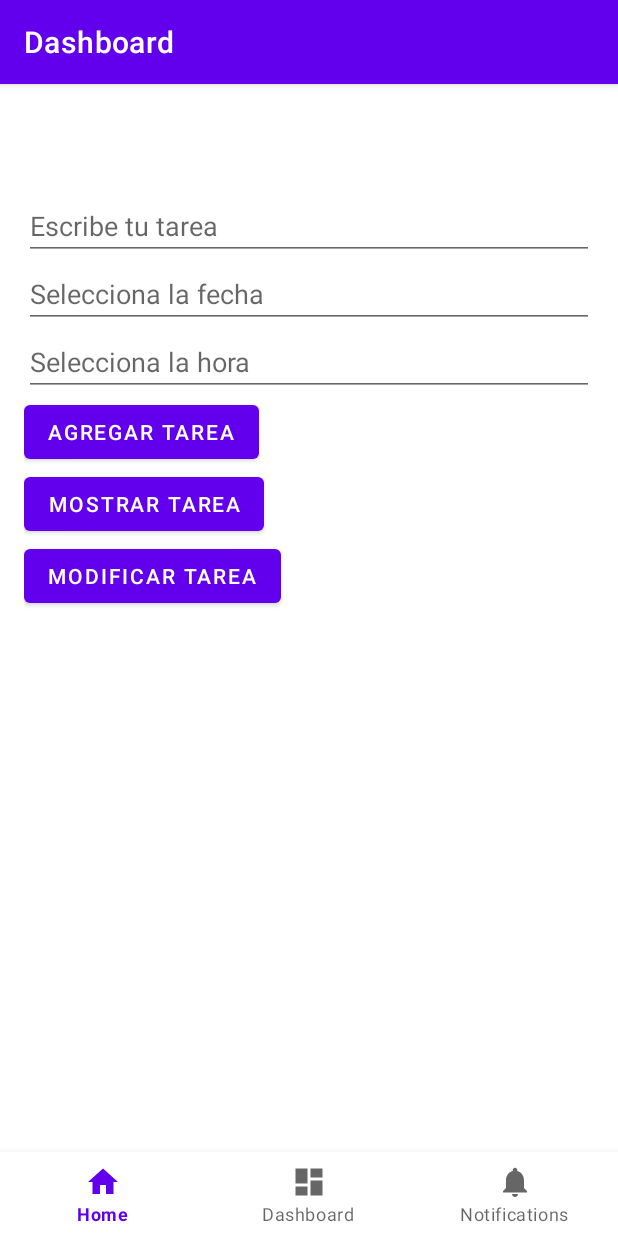
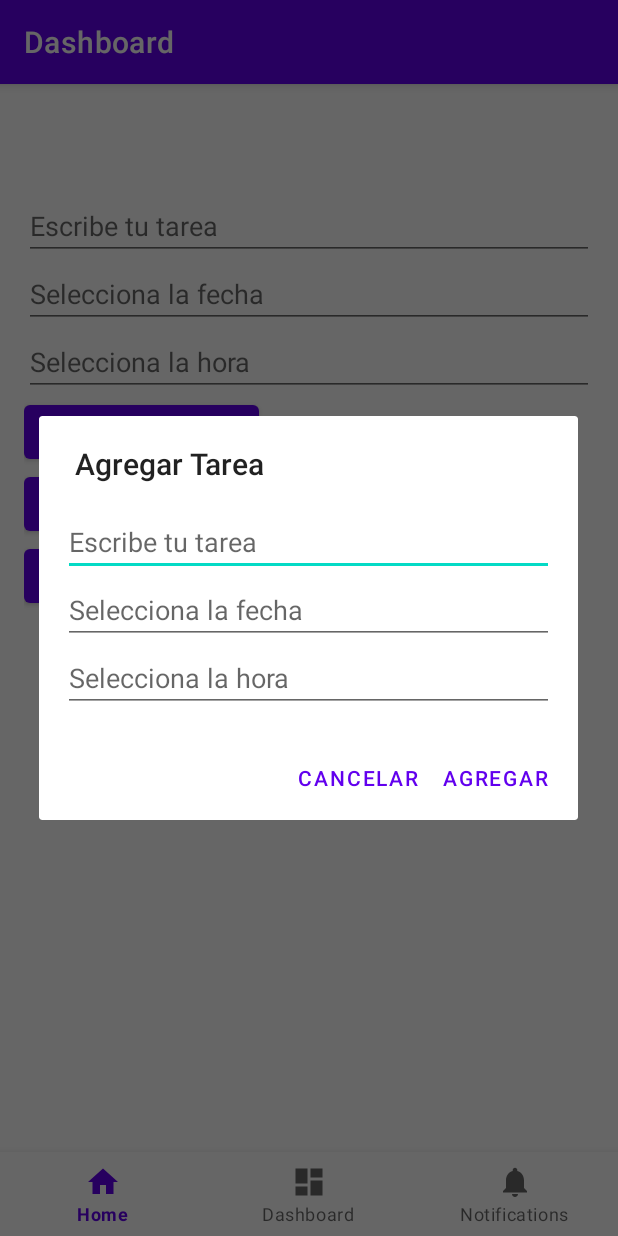
Before and after one commit to rolandramirez491/organiza-tu-vida, an Android app: the DashboardFragment screen opened through its navigation route, after a tap on "AGREGAR TAREA", on a phone screen of 412 x 824 dp. Run offline under Robolectric (Android 15) with nearby library versions, the phone set to English and light mode, and no system bars; our stand-ins replace navigation-ui.

Commit message:
full date y time

```diff
--- a/app/src/main/java/com/example/organizatuvida/ui/dashboard/DashboardFragment.kt
+++ b/app/src/main/java/com/example/organizatuvida/ui/dashboard/DashboardFragment.kt
@@ -6,16 +6,13 @@ import android.os.Bundle
 import android.view.LayoutInflater
 import android.view.View
 import android.view.ViewGroup
-import android.widget.Button
-import android.widget.EditText
-import android.widget.LinearLayout
-import android.widget.TextView
+import android.widget.*
 import androidx.fragment.app.Fragment
 import com.example.organizatuvida.R
 import android.app.AlertDialog
 import android.app.DatePickerDialog
 import android.app.TimePickerDialog
-import java.util.Calendar
+import java.util.*
 
 class DashboardFragment : Fragment() {
 
@@ -23,9 +20,6 @@ class DashboardFragment : Fragment() {
     private lateinit var taskList: MutableList<String>
     private lateinit var taskDetails: MutableList<String>
 
-    private lateinit var taskTextInput: EditText
-    private lateinit var dateTextInput: EditText
-    private lateinit var timeTextInput: EditText
     private lateinit var taskDisplay: LinearLayout
 
     override fun onCreateView(
@@ -42,67 +36,146 @@ class DashboardFragment : Fragment() {
         taskDetails = mutableListOf()
         loadTasks()
 
-        // Vincular vistas
-        taskTextInput = view.findViewById(R.id.taskTextInput)
-        dateTextInput = view.findViewById(R.id.dateTextInput)
-        timeTextInput = view.findViewById(R.id.timeTextInput)
+        // Vincular vista
         taskDisplay = view.findViewById(R.id.taskDisplay)
 
         // Configurar botones
-        view.findViewById<Button>(R.id.addTaskButton).setOnClickListener { addTask() }
+        view.findViewById<Button>(R.id.addTaskButton).setOnClickListener { showAddTaskDialog() }
         view.findViewById<Button>(R.id.showTaskButton).setOnClickListener { showTasks() }
-        view.findViewById<Button>(R.id.modifyTaskButton).setOnClickListener { modifyTask() }
-
-        // Establecer onClickListeners para abrir el DatePicker y TimePicker
-        dateTextInput.setOnClickListener { openDatePicker() }
-        timeTextInput.setOnClickListener { openTimePicker() }
+        view.findViewById<Button>(R.id.modifyTaskButton).setOnClickListener { showModifyTaskDialog() }
 
         return view
     }
 
-    private fun openDatePicker() {
-        // Obtiene la fecha actual
+    // Muestra un dialogo para agregar una tarea
+    private fun showAddTaskDialog() {
+        val view = layoutInflater.inflate(R.layout.dialog_add_task, null)
+
+        val taskTextInput: EditText = view.findViewById(R.id.taskTextInput)
+        val dateTextInput: EditText = view.findViewById(R.id.dateTextInput)
+        val timeTextInput: EditText = view.findViewById(R.id.timeTextInput)
+
+        // Configurar los campos de fecha y hora para mostrar los DatePicker y TimePicker
+        dateTextInput.setOnClickListener { openDatePicker(dateTextInput) }
+        timeTextInput.setOnClickListener { openTimePicker(timeTextInput) }
+
+        // Crear el AlertDialog con los campos de tarea, fecha y hora
+        val dialog = AlertDialog.Builder(requireContext())
+            .setTitle("Agregar Tarea")
+            .setView(view)
+            .setPositiveButton("Agregar") { _, _ ->
+                val task = taskTextInput.text.toString()
+                val date = dateTextInput.text.toString()
+                val time = timeTextInput.text.toString()
+                if (task.isNotEmpty() && date.isNotEmpty() && time.isNotEmpty()) {
+                    taskList.add(task)
+                    taskDetails.add("Task: $task\nDue Date: $date\nDue Time: $time")
+                    saveTasks()
+                } else {
+                    Toast.makeText(requireContext(), "Por favor completa todos los campos", Toast.LENGTH_SHORT).show()
+                }
+            }
+            .setNegativeButton("Cancelar", null)
+            .create()
+
+        dialog.show()
+    }
+
+    // Muestra un dialogo para modificar una tarea
+    private fun showModifyTaskDialog() {
+        if (taskList.isEmpty()) {
+            Toast.makeText(requireContext(), "No hay tareas para modificar", Toast.LENGTH_SHORT).show()
+            return
+        }
+
+        // Mostrar un dialogo con la lista de tareas para seleccionar una
+        val builder = AlertDialog.Builder(requireContext())
+        builder.setTitle("Selecciona la tarea a modificar")
+
+        // Mostrar lista de tareas
+        builder.setItems(taskList.toTypedArray()) { dialog, which ->
+            val selectedTask = taskList[which]
+            val details = taskDetails[which].split("\n")
+            val task = details.getOrNull(0)?.removePrefix("Task: ") ?: ""
+            val date = details.getOrNull(1)?.removePrefix("Due Date: ") ?: ""
+            val time = details.getOrNull(2)?.removePrefix("Due Time: ") ?: ""
+
+            if (task.isNotEmpty() && date.isNotEmpty() && time.isNotEmpty()) {
+                // Llamamos al método para mostrar el dialogo de modificación con la tarea seleccionada
+                showEditTaskDialog(task, date, time, which)
+            } else {
+                Toast.makeText(requireContext(), "La tarea está incompleta, no se puede modificar", Toast.LENGTH_SHORT).show()
+            }
+            dialog.dismiss()
+        }
+        builder.show()
+    }
+
+    // Muestra un dialogo para editar una tarea
+    private fun showEditTaskDialog(task: String, date: String, time: String, position: Int) {
+        val view = layoutInflater.inflate(R.layout.dialog_add_task, null)
+
+        val taskTextInput: EditText = view.findViewById(R.id.taskTextInput)
+        val dateTextInput: EditText = view.findViewById(R.id.dateTextInput)
+        val timeTextInput: EditText = view.findViewById(R.id.timeTextInput)
+
+        // Inicializa los campos con los valores de la tarea seleccionada
+        taskTextInput.setText(task)
+        dateTextInput.setText(date)
+        timeTextInput.setText(time)
+
+        // Configurar los campos de fecha y hora para mostrar los DatePicker y TimePicker
+        dateTextInput.setOnClickListener { openDatePicker(dateTextInput) }
+        timeTextInput.setOnClickListener { openTimePicker(timeTextInput) }
+
+        // Crear el AlertDialog con los campos de tarea, fecha y hora
+        val dialog = AlertDialog.Builder(requireContext())
+            .setTitle("Modificar Tarea")
+            .setView(view)
+            .setPositiveButton("Guardar cambios") { _, _ ->
+                val updatedTask = taskTextInput.text.toString()
+                val updatedDate = dateTextInput.text.toString()
+                val updatedTime = timeTextInput.text.toString()
+                if (updatedTask.isNotEmpty() && updatedDate.isNotEmpty() && updatedTime.isNotEmpty()) {
+                    // Actualizar las listas de tareas
+                    taskList[position] = updatedTask
+                    taskDetails[position] = "Task: $updatedTask\nDue Date: $updatedDate\nDue Time: $updatedTime"
+                    saveTasks()  // Guardamos los cambios en SharedPreferences
+                } else {
+                    Toast.makeText(requireContext(), "Por favor completa todos los campos", Toast.LENGTH_SHORT).show()
+                }
+            }
+            .setNegativeButton("Cancelar", null)
+            .create()
+
+        dialog.show()
+    }
+
+    private fun openDatePicker(dateTextInput: EditText) {
         val calendar = Calendar.getInstance()
         val year = calendar.get(Calendar.YEAR)
         val month = calendar.get(Calendar.MONTH)
         val day = calendar.get(Calendar.DAY_OF_MONTH)
 
-        // Abre el DatePicker
         val datePickerDialog = DatePickerDialog(requireContext(), { _, selectedYear, selectedMonth, selectedDay ->
-            // Establece la fecha en el EditText
             dateTextInput.setText("${selectedDay}/${selectedMonth + 1}/$selectedYear")
         }, year, month, day)
 
         datePickerDialog.show()
     }
 
-    private fun openTimePicker() {
-        // Obtiene la hora actual
+    private fun openTimePicker(timeTextInput: EditText) {
         val calendar = Calendar.getInstance()
         val hour = calendar.get(Calendar.HOUR_OF_DAY)
         val minute = calendar.get(Calendar.MINUTE)
 
-        // Abre el TimePicker
         val timePickerDialog = TimePickerDialog(requireContext(), { _, selectedHour, selectedMinute ->
-            // Establece la hora en el EditText
             val hourFormatted = if (selectedHour > 12) selectedHour - 12 else selectedHour
             val time = String.format("%02d:%02d %s", hourFormatted, selectedMinute, if (selectedHour >= 12) "PM" else "AM")
             timeTextInput.setText(time)
         }, hour, minute, false)
 
         timePickerDialog.show()
-    }
-
-    private fun addTask() {
-        val task = taskTextInput.text.toString()
-        val date = dateTextInput.text.toString()
-        val time = timeTextInput.text.toString()
-        if (task.isNotEmpty() && date.isNotEmpty() && time.isNotEmpty()) {
-            taskList.add(task)
-            taskDetails.add("Task: $task\nDue Date: $date\nDue Time: $time")
-            saveTasks()
-            clearInputs()
-        }
     }
 
     private fun showTasks() {
@@ -113,38 +186,24 @@ class DashboardFragment : Fragment() {
         builder.show()
     }
 
-    private fun modifyTask() {
-        val builder = AlertDialog.Builder(requireContext())
-        builder.setTitle("Select Task to Modify")
-
-        builder.setItems(taskList.toTypedArray()) { dialog, which ->
-            val selectedTask = taskList[which]
-            taskTextInput.setText(selectedTask)
-            val details = taskDetails[which].split("\n")
-            dateTextInput.setText(details[1].removePrefix("Due Date: "))
-            timeTextInput.setText(details[2].removePrefix("Due Time: "))
-            dialog.dismiss()
-        }
-        builder.show()
-    }
-
-    private fun clearInputs() {
-        taskTextInput.text.clear()
-        dateTextInput.text.clear()
-        timeTextInput.text.clear()
-    }
-
     private fun saveTasks() {
         val editor = sharedPreferences.edit()
+        // Guardar las tareas y detalles como una lista de cadenas
         editor.putStringSet("tasks", taskList.toSet())
+        editor.putStringSet("taskDetails", taskDetails.toSet())  // Guardar también los detalles de las tareas
         editor.apply()
     }
 
     private fun loadTasks() {
         val tasks = sharedPreferences.getStringSet("tasks", setOf())
+        val details = sharedPreferences.getStringSet("taskDetails", setOf())
+
         tasks?.let {
             taskList.addAll(it)
-            taskDetails.addAll(it.map { task -> "Task: $task" })
+        }
+
+        details?.let {
+            taskDetails.addAll(it)
         }
     }
 }
--- /dev/null
+++ b/app/src/main/res/layout/dialog_add_task.xml
@@ -0,0 +1,30 @@
+<?xml version="1.0" encoding="utf-8"?>
+<LinearLayout xmlns:android="http://schemas.android.com/apk/res/android"
+    android:layout_width="match_parent"
+    android:layout_height="wrap_content"
+    android:orientation="vertical"
+    android:padding="16dp">
+
+    <EditText
+        android:id="@+id/taskTextInput"
+        android:layout_width="match_parent"
+        android:layout_height="wrap_content"
+        android:hint="Escribe tu tarea" />
+
+    <EditText
+        android:id="@+id/dateTextInput"
+        android:layout_width="match_parent"
+        android:layout_height="wrap_content"
+        android:hint="Selecciona la fecha"
+        android:focusable="false"
+        android:clickable="true" />
+
+    <EditText
+        android:id="@+id/timeTextInput"
+        android:layout_width="match_parent"
+        android:layout_height="wrap_content"
+        android:hint="Selecciona la hora"
+        android:focusable="false"
+        android:clickable="true" />
+
+</LinearLayout>
```
